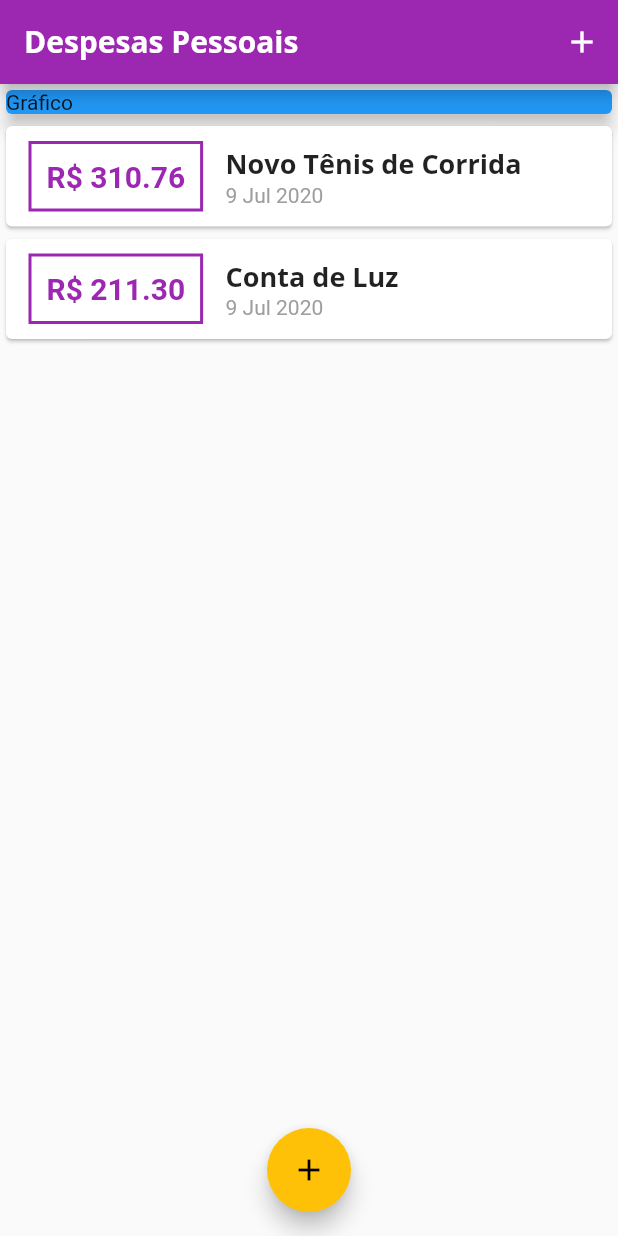
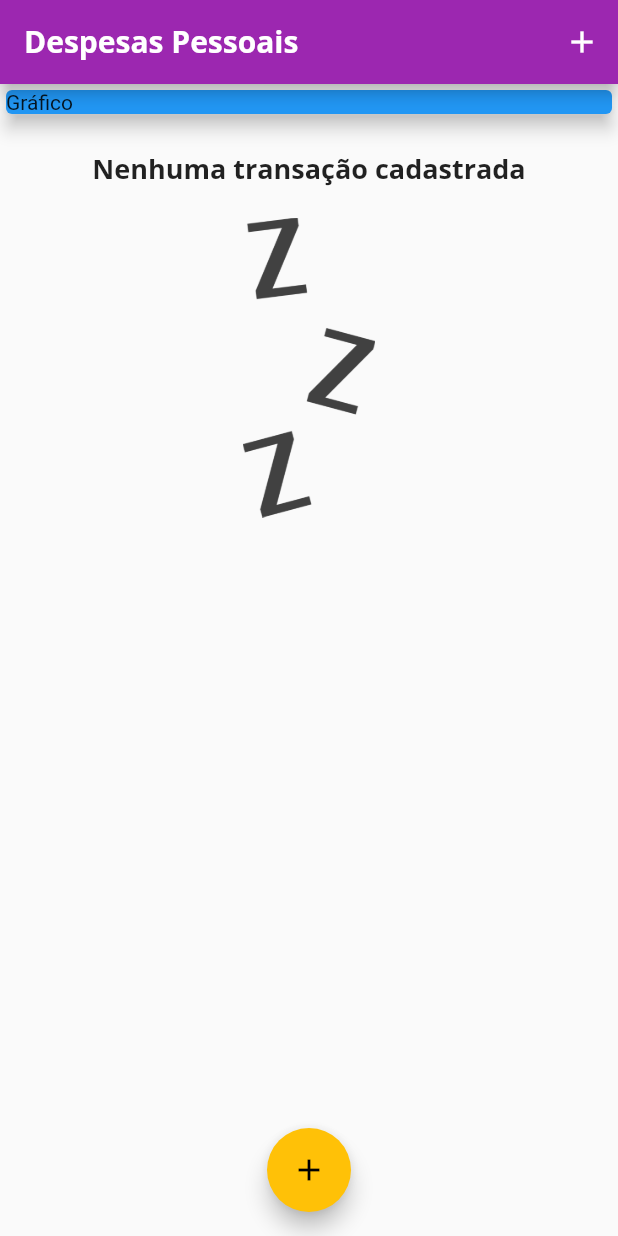
Before and after one commit to diegoluques/Flutter_Expenses, a Flutter app: the screen it shows after launch, on a phone screen of 412 x 824 dp. Run offline on Flutter 3.47's test engine with Material 2 defaults, Android fonts, the phone set to English and light mode, and no system bars.

```diff
--- a/lib/components/transaction_list.dart
+++ b/lib/components/transaction_list.dart
@@ -11,7 +11,25 @@ class TransactionList extends StatelessWidget {
   Widget build(BuildContext context) {
     return Container(
       height: 300,
-      child: ListView.builder(
+      child: transactions.isEmpty
+          ? Column(
+              children: <Widget>[
+                SizedBox(height: 20),
+                Text(
+                  "Nenhuma transação cadastrada",
+                  style: Theme.of(context).textTheme.headline6,
+                ),
+                SizedBox(height: 20),
+                Container(
+                  height: 200,
+                  child: Image.asset(
+                    "assets/images/waiting.png",
+                    fit: BoxFit.cover,
+                  ),
+                ),
+              ],
+            )
+          : ListView.builder(
               itemCount: transactions.length,
               itemBuilder: (ctx, index) {
                 final tr = transactions[index];
--- a/lib/main.dart
+++ b/lib/main.dart
@@ -18,7 +18,7 @@ class ExpensesApp extends StatelessWidget {
         accentColor: Colors.amber,
         fontFamily: "Quicksand",
         textTheme: ThemeData.light().textTheme.copyWith(
-              title: TextStyle(
+              headline6: TextStyle(
                 fontFamily: "OpenSans",
                 fontSize: 18,
                 fontWeight: FontWeight.bold,
@@ -26,7 +26,7 @@ class ExpensesApp extends StatelessWidget {
             ),
         appBarTheme: AppBarTheme(
           textTheme: ThemeData.light().textTheme.copyWith(
-                title: TextStyle(
+                headline6: TextStyle(
                   fontFamily: "OpenSans",
                   fontSize: 20,
                   fontWeight: FontWeight.bold,
@@ -45,19 +45,19 @@ class MyHomePage extends StatefulWidget {
 }
 
 class _MyHomePageState extends State<MyHomePage> {
-  final _transaction = [
-    Transaction(
-      id: "1",
-      title: "Novo Tênis de Corrida",
-      value: 310.76,
-      date: DateTime.now(),
-    ),
-    Transaction(
-      id: "2",
-      title: "Conta de Luz",
-      value: 211.30,
-      date: DateTime.now(),
-    ),
+  final List<Transaction> _transaction = [
+    // Transaction(
+    //   id: "1",
+    //   title: "Novo Tênis de Corrida",
+    //   value: 310.76,
+    //   date: DateTime.now(),
+    // ),
+    // Transaction(
+    //   id: "2",
+    //   title: "Conta de Luz",
+    //   value: 211.30,
+    //   date: DateTime.now(),
+    // ),
   ];
 
   _addTransaction(String title, double value) {
--- a/pubspec.yaml
+++ b/pubspec.yaml
@@ -45,8 +45,8 @@ flutter:
   uses-material-design: true
 
   # To add assets to your application, add an assets section, like this:
-  # assets:
-  #   - images/a_dot_burr.jpeg
+  assets:
+    - assets/images/waiting.png
   #   - images/a_dot_ham.jpeg
 
   # An image asset can refer to one or more resolution-specific "variants", see
```
Also changed, not shown: assets/images/waiting.png (added). Lines whose indentation alone changed are shown as unchanged.
